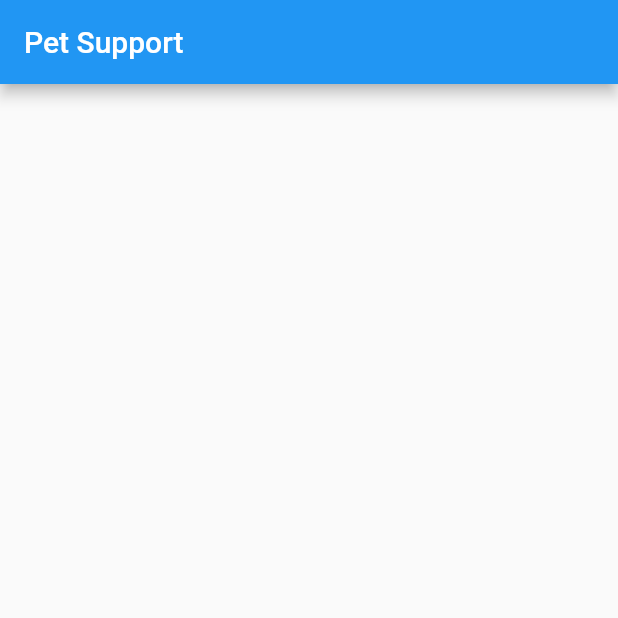
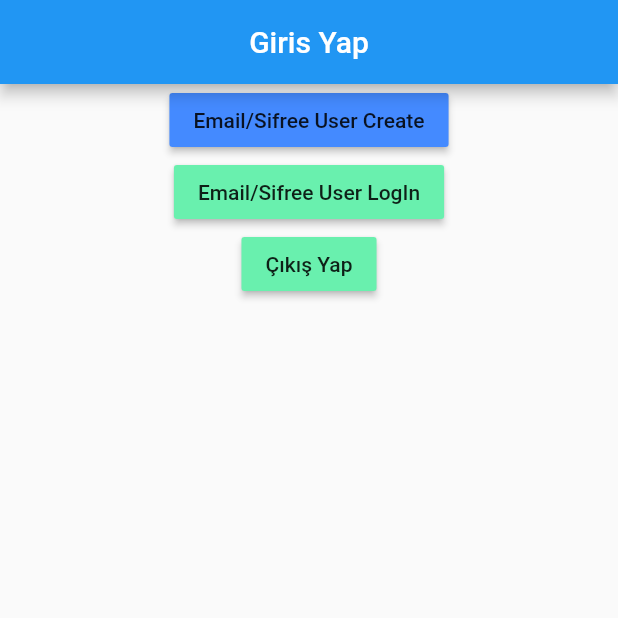
Before and after one commit to brkaksu/flutter_pet_support, a Flutter app: the screen it shows after launch, on a phone screen of 412 x 824 dp, the top half of it. Run offline on Flutter 3.47's test engine with Material 2 defaults, Android fonts, the phone set to English and light mode, and no system bars; our stand-ins replace firebase_auth, firebase_core; accounts and stored records are empty.

Commit message:
login islem kontrolu

```diff
--- /dev/null
+++ b/lib/login_islemleri.dart
@@ -0,0 +1,105 @@
+import 'package:firebase_auth/firebase_auth.dart';
+import 'package:flutter/material.dart';
+
+
+class LoginIslemleri extends StatefulWidget {
+  @override
+  _LoginIslemleriState createState() => _LoginIslemleriState();
+}
+
+class _LoginIslemleriState extends State<LoginIslemleri> {
+  FirebaseAuth _auth = FirebaseAuth.instance;
+
+  @override
+  void initState() {
+    super.initState();
+    _auth.authStateChanges().listen((User user) {
+      if (user == null) {
+        debugPrint('Giriş yapmış bir kullanıcı yok!');
+      } else{
+        debugPrint('Giriş Yapmış bir kullanıcı var Email: ${_auth.currentUser.email}');
+      }
+    });
+  }
+  @override
+  Widget build(BuildContext context) {
+    return Scaffold(
+      appBar: AppBar(
+        title: Text("Giris Yap"),
+        centerTitle: true,
+      ),
+      body: Center(
+        child: Column(
+          children: <Widget>[
+            RaisedButton(
+                child: Text("Email/Sifree User Create"),
+                color: Colors.blueAccent,
+                onPressed: _emailSifreKullaniciOlustur),
+            RaisedButton(
+                child: Text("Email/Sifree User LogIn"),
+                color: Colors.greenAccent,
+                onPressed: _emailSifreKullaniciGirisYap),
+            RaisedButton(
+                child: Text("Çıkış Yap"),
+                color: Colors.greenAccent,
+                onPressed: _cikisYap),
+
+          ],
+        ),
+      ),
+    );
+  }
+
+  void _emailSifreKullaniciOlustur() async {
+    String _email = "burakaksu576@gmail.com";
+    String _password = "password";
+
+    try {
+      UserCredential _credential = await _auth.createUserWithEmailAndPassword(email: _email, password: _password);
+      User _yeniUser = _credential.user;
+      await _yeniUser.sendEmailVerification();
+      if (_auth.currentUser != null) {
+        debugPrint("Size bir mail attık lütfen onaylayın");
+        await _auth.signOut();
+        debugPrint("Kullanıcıyı sistemden attık");
+      }
+      debugPrint(_yeniUser.toString());
+    } catch (e) {
+      debugPrint("***************** HATA VAR ****************");
+      debugPrint(e.toString());
+    }
+  }
+
+  void _emailSifreKullaniciGirisYap() async {
+    String _email = "burakaksu576@gmail.com";
+    String _password = "password";
+
+    try {
+      if (_auth.currentUser == null) {
+        User _oturumAcanUser = (await _auth.signInWithEmailAndPassword(email: _email, password: _password)).user;
+        debugPrint("Oturum açan kişinin emaili: " + _oturumAcanUser.email);
+      } else {
+        debugPrint("Oturum açmış kullanıcı zaten var");
+      }
+    } catch (e) {
+      debugPrint("***************** HATA VAR ****************");
+      debugPrint(e.toString());
+    }
+  }
+
+
+  void _cikisYap() async {
+    try {
+      // sistemde kullanıcı varsa çıkış yap
+      if (_auth.currentUser != null) {
+        debugPrint("${_auth.currentUser.email} sistemden çıkıyor");
+        await _auth.signOut();
+      } else {
+        // sistemde zaten bir kullanıcı yoksa sorun yok
+        debugPrint("Zaten oturum açmış bir kullanıcı yok");
+      }
+    } catch (e) {
+      debugPrint(e.toString());
+    }
+  }
+}
--- a/lib/main.dart
+++ b/lib/main.dart
@@ -1,4 +1,6 @@
+import 'package:firebase_core/firebase_core.dart';
 import 'package:flutter/material.dart';
+import 'package:flutter_pet_support/login_islemleri.dart';
 
 void main() {
   runApp(MyApp());
@@ -14,25 +16,40 @@ class MyApp extends StatelessWidget {
         primarySwatch: Colors.blue,
         visualDensity: VisualDensity.adaptivePlatformDensity,
       ),
-      home: MyHomePage(),
+      home: App(),
     );
   }
 }
 
-class MyHomePage extends StatefulWidget {
-
-  @override
-  _MyHomePageState createState() => _MyHomePageState();
-}
-
-class _MyHomePageState extends State<MyHomePage> {
+class App extends StatelessWidget {
+  // Create the initialization Future outside of `build`:
+  final Future<FirebaseApp> _initialization = Firebase.initializeApp();
 
   @override
   Widget build(BuildContext context) {
-    return Scaffold(
-      appBar: AppBar(
-        title: Text("Pet Support"),
-      ),
+    return FutureBuilder(
+      // Initialize FlutterFire:
+      future: _initialization,
+      builder: (context, snapshot) {
+        // Check for errors
+        if (snapshot.hasError) {
+          return Scaffold(
+            body: Center(
+              child: Text("HATA !!!:" + snapshot.error.toString()),
+            ),
+          );
+        }
+        // Once complete, show your application
+        if (snapshot.connectionState == ConnectionState.done){
+          return LoginIslemleri();
+        }
+        // Otherwise, show something whilst waiting for initialization to complete
+        return Scaffold(
+          body: Center(
+            child: CircularProgressIndicator(),
+          ),
+        );
+      },
     );
   }
 }
--- a/pubspec.yaml
+++ b/pubspec.yaml
@@ -24,6 +24,8 @@ dependencies:
   flutter:
     sdk: flutter
   firebase_core: "0.7.0"
+  firebase_auth: ^0.20.0+1
+  cloud_firestore: ^0.16.0
 
 
   # The following adds the Cupertino Icons font to your application.
```
Also changed, not shown: lib/manager/manager_homepage.dart (added, +19 -0 lines), lib/user/kurye_islemleri.dart (added, +19 -0 lines), lib/user/siparis_ver.dart (added, +19 -0 lines), lib/user/user_homepage.dart (added, +20 -0 lines), pubspec.lock.
